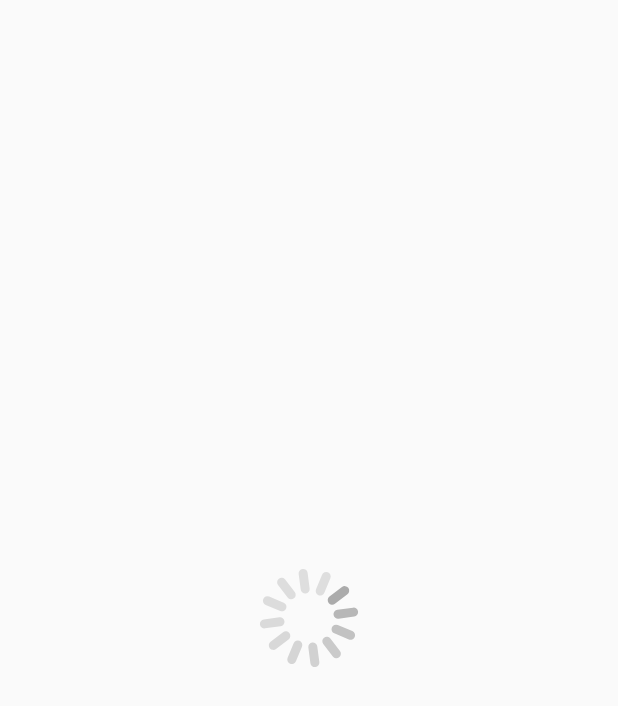
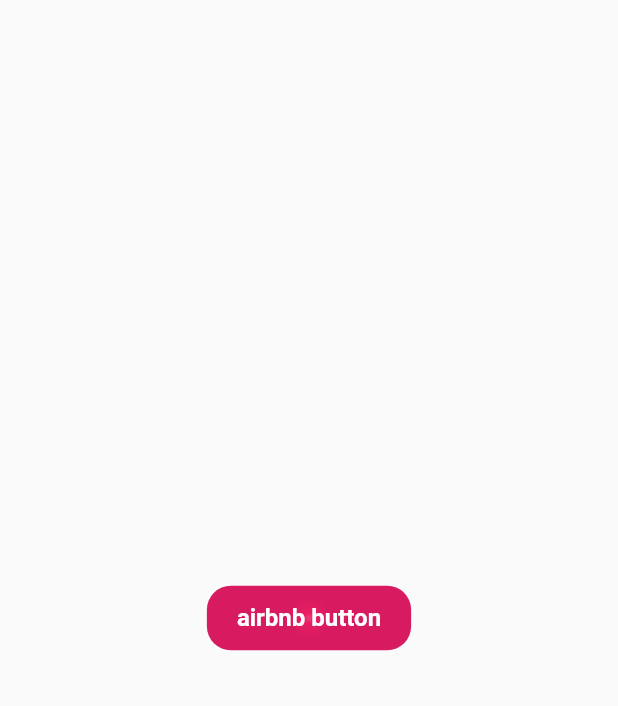
Before and after one commit to aaazlkm/design_note, a Flutter app: the screen it shows after launch, on a phone screen of 412 x 824 dp. Shown: the top 706 px of the screen. Run offline on Flutter 3.47's test engine with Material 2 defaults, Android fonts, the phone set to English and light mode, and no system bars; our stand-ins replace simple_animations, transparent_image.

Commit message:
airbnb button progress

```diff
--- /dev/null
+++ b/design_note/lib/airbnbButton/airbnb_button_page.dart
@@ -0,0 +1,165 @@
+import 'package:collection/collection.dart';
+import 'package:flutter/material.dart';
+
+// scale処理
+// bounceの処理のパッケージがあったはずなので、そちら参考にしてみる
+// tapしてる時のgradient処理をする
+
+class AirbnbButtonPage extends StatefulWidget {
+  const AirbnbButtonPage({Key? key}) : super(key: key);
+
+  @override
+  AirbnbButtonPageState createState() => AirbnbButtonPageState();
+}
+
+class AirbnbButtonPageState extends State<AirbnbButtonPage> {
+  @override
+  Widget build(BuildContext context) => const Scaffold(
+        body: Center(
+          child: AirbnbButton(),
+        ),
+      );
+}
+
+class AirbnbButton extends StatefulWidget {
+  const AirbnbButton({Key? key}) : super(key: key);
+
+  @override
+  State<AirbnbButton> createState() => _AirbnbButtonState();
+}
+
+class _AirbnbButtonState extends State<AirbnbButton> with SingleTickerProviderStateMixin {
+  List<Color> get colors => [
+        Colors.pink.shade400,
+        Colors.pink.shade500,
+        Colors.pink.shade600,
+      ];
+
+  Alignment center = Alignment.center;
+
+  num get baseStop => animationController
+      .drive(
+        CurveTween(
+          curve: const Interval(0, 1, curve: Curves.linear),
+        ),
+      )
+      .drive(
+        Tween(begin: 0, end: 0.02),
+      )
+      .value;
+
+  late final AnimationController animationController;
+
+  @override
+  void initState() {
+    super.initState();
+    animationController = AnimationController(vsync: this, duration: const Duration(milliseconds: 100));
+  }
+
+  @override
+  void dispose() {
+    animationController.dispose();
+    super.dispose();
+  }
+
+  @override
+  Widget build(BuildContext context) => GestureDetector(
+        onTapDown: (details) {
+          print("onTapDown");
+          animationController.forward();
+        },
+        onTapUp: (details) {
+          print("onTapUp");
+          animationController.reverse();
+        },
+        onPanDown: (details) {
+          print("onPanDown");
+          final renderObject = context.findRenderObject() as RenderBox;
+          final xPercent = details.localPosition.dx / renderObject.size.width;
+          final yPercent = details.localPosition.dy / renderObject.size.height;
+          setState(() {
+            center = Alignment(
+              2 * xPercent - 1,
+              2 * yPercent - 1,
+            );
+          });
+        },
+        onPanStart: (details) {
+          final renderObject = context.findRenderObject() as RenderBox;
+          final xPercent = details.localPosition.dx / renderObject.size.width;
+          final yPercent = details.localPosition.dy / renderObject.size.height;
+          setState(() {
+            center = Alignment(
+              2 * xPercent - 1,
+              2 * yPercent - 1,
+            );
+          });
+        },
+        onPanUpdate: (details) {
+          print("onPanUpdate");
+          print("onPanStart");
+          final renderObject = context.findRenderObject() as RenderBox;
+
+          final xPercent = details.localPosition.dx / renderObject.size.width;
+          final yPercent = details.localPosition.dy / renderObject.size.height;
+          setState(() {
+            center = Alignment(
+              2 * xPercent - 1,
+              2 * yPercent - 1,
+            );
+          });
+          print("baseStop: $baseStop");
+        },
+        onPanEnd: (details) {
+          print("onPanEnd");
+          animationController.reverse();
+        },
+        onPanCancel: () {
+          print("onPanCancel");
+        },
+        child: ScaleTransition(
+          scale: animationController
+              .drive(
+                CurveTween(
+                  curve: const Interval(0, 1, curve: Curves.easeInOut),
+                ),
+              )
+              .drive(
+                Tween(begin: 1, end: 0.95),
+              ),
+          child: AnimatedBuilder(
+            animation: animationController,
+            builder: (context, child) => Container(
+              decoration: BoxDecoration(
+                gradient: RadialGradient(
+                  center: center,
+                  colors: colors,
+                  radius: 4,
+                  stops: colors
+                      .mapIndexed(
+                        (index, element) =>
+                            baseStop + (1 - baseStop) * Curves.easeInExpo.transform(index / colors.length),
+                      )
+                      .toList(),
+                ),
+                borderRadius: BorderRadius.circular(16),
+              ),
+              child: Padding(
+                padding: const EdgeInsets.symmetric(
+                  vertical: 12,
+                  horizontal: 20,
+                ),
+                child: Text(
+                  "airbnb button",
+                  style: Theme.of(context).textTheme.bodyText1!.copyWith(
+                        fontSize: 16,
+                        fontWeight: FontWeight.bold,
+                        color: Colors.white,
+                      ),
+                ),
+              ),
+            ),
+          ),
+        ),
+      );
+}
--- a/design_note/lib/main.dart
+++ b/design_note/lib/main.dart
@@ -1,6 +1,6 @@
 import 'package:flutter/material.dart';
 
-import 'iosLoading/ios_loading_page.dart';
+import 'airbnbButton/airbnb_button_page.dart';
 
 void main() {
   runApp(const MyApp());
@@ -15,7 +15,7 @@
         theme: ThemeData(
           primarySwatch: Colors.blue,
         ),
-        home: const IosLoadingPage(),
+        home: const AirbnbButtonPage(),
       );
 }
 
```
